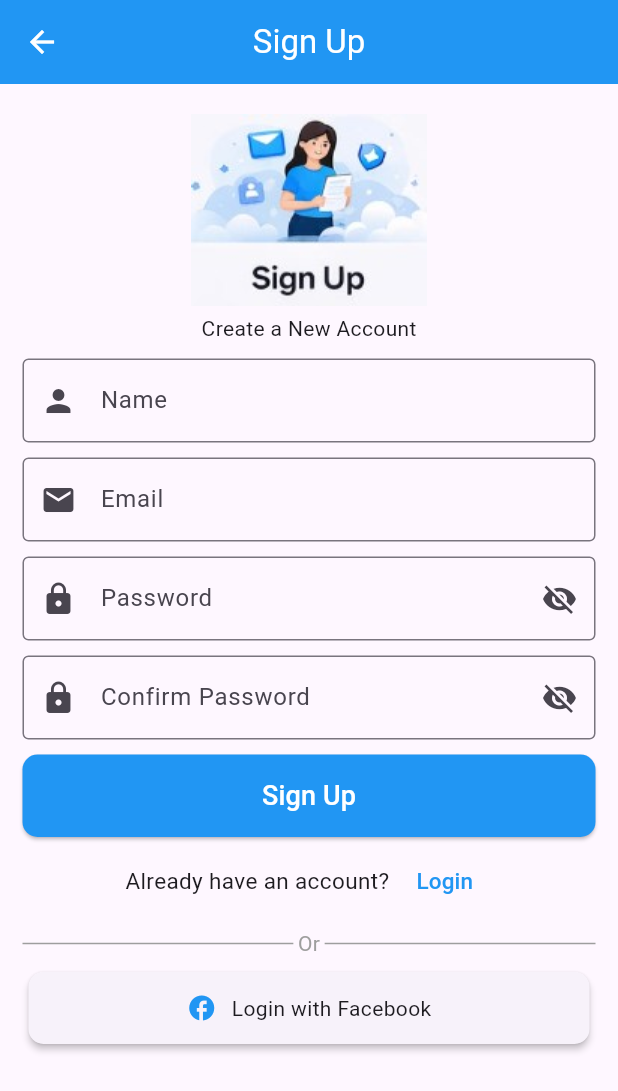
After one commit to padma270499-hub/Chat_App_Clone, a Flutter app: the SignupPage screen opened directly, on a phone screen of 412 x 824 dp. The commit adds this screen. Shown: the top 1091 px of the screen. Run offline on Flutter 3.47's test engine with Material 3 defaults, Android fonts, the phone set to English and light mode, and no system bars; our stand-ins replace google_fonts; network calls fail.

Commit message:
login and signup page

```diff
--- a/lib/main.dart
+++ b/lib/main.dart
@@ -5,6 +5,7 @@ import 'package:chat_app_1/screens/fb_login_page.dart';
 import 'package:chat_app_1/screens/grid_view.dart';
 import 'package:chat_app_1/screens/login_page.dart';
 import 'package:chat_app_1/screens/not_prac.dart';
+import 'package:chat_app_1/screens/signup_page.dart';
 import 'package:chat_app_1/screens/welcome_screen.dart';
 import 'package:flutter/material.dart';
 // import 'package:chat_app_1/screens/setting_screen.dart';
--- a/lib/screens/home_screen.dart
+++ b/lib/screens/home_screen.dart
@@ -8,7 +8,9 @@ class HomeScreen extends StatelessWidget {
   Widget build(BuildContext context) {
     return Scaffold(
       appBar: AppBar(
-        leading: Icon(Icons.arrow_back),
+        leading: IconButton(onPressed: (){
+          Navigator.pop(context);
+        }, icon: Icon(Icons.arrow_back)),
         title: Center(child: Text("DashBoard", style: TextStyle())),
 
         //centerTitle: true,
--- a/lib/screens/notification_screen.dart
+++ b/lib/screens/notification_screen.dart
@@ -1,3 +1,5 @@
+import 'package:chat_app_1/screens/home_screen.dart';
+import 'package:chat_app_1/screens/welcome_screen.dart';
 import 'package:flutter/material.dart';
 
 class NotificationScreen extends StatelessWidget {
@@ -7,7 +9,7 @@ class NotificationScreen extends StatelessWidget {
   Widget build(BuildContext context) {
     return Scaffold(
       appBar: AppBar(
-        leading: Icon(Icons.arrow_back),
+        leading:  Icon(Icons.arrow_back),
         title: Text("Store"),
         centerTitle: true,
         actions: [Icon(Icons.search)],
--- /dev/null
+++ b/lib/screens/signup_page.dart
@@ -0,0 +1,173 @@
+import 'package:flutter/material.dart';
+import 'package:flutter/services.dart';
+
+class SignupPage extends StatefulWidget {
+  const SignupPage({super.key});
+
+  @override
+  State<SignupPage> createState() => _SignupPageState();
+}
+
+class _SignupPageState extends State<SignupPage> {
+
+  bool ishidden = true;
+  bool ishidden2 = true;
+
+  @override
+  Widget build(BuildContext context) {
+    return Scaffold(
+      appBar: AppBar(
+        leading: Icon(Icons.arrow_back, color: Colors.white),
+        backgroundColor: Colors.blue,
+        title: Text("Sign Up", style: TextStyle(color: Colors.white)),
+        centerTitle: true,
+      ),
+      body: SingleChildScrollView(
+        child: Padding(
+          padding: const EdgeInsets.all(15.0),
+          child: Column(
+            crossAxisAlignment: CrossAxisAlignment.center,
+            // mainAxisAlignment: MainAxisAlignment.center,
+            children: [
+              SizedBox(height: 5),
+              Center(child: Image.asset("assets/images/singup img.jpg")),
+              SizedBox(height: 5),
+              Text("Create a New Account"),
+              SizedBox(height: 10),
+              TextFormField(
+                decoration: InputDecoration(
+                  hintText: "Name",
+                  label: Text("Name"),
+                  prefixIcon: Icon(Icons.person),
+                  border: OutlineInputBorder(
+                    borderRadius: BorderRadius.circular(4),
+                  ),
+                ),
+              ),
+              SizedBox(height: 10),
+              TextFormField(
+                decoration: InputDecoration(
+                  hintText: "Enter Email",
+                  label: Text("Email"),
+                  prefixIcon: Icon(Icons.email),
+                  border: OutlineInputBorder(
+                    borderRadius: BorderRadius.circular(4),
+                  ),
+                ),
+              ),
+              SizedBox(height: 10),
+              TextFormField(obscureText: ishidden,
+                // inputFormatters: [FilteringTextInputFormatter.digitsOnly],
+                decoration: InputDecoration(
+                  suffixIcon: IconButton(onPressed: (){
+                    setState(() {
+                      ishidden =! ishidden;
+                    });
+                  }, icon: Icon(ishidden?Icons.visibility_off:Icons.visibility)),
+                  hintText: "Enter Password",
+                  label: Text("Password"),
+                  prefixIcon: Icon(Icons.lock),
+                  border: OutlineInputBorder(
+                    borderRadius: BorderRadius.circular(4),
+                  ),
+                ),
+              ),
+              SizedBox(height: 10),
+              TextFormField(obscureText: ishidden2,
+                decoration: InputDecoration(
+                  suffixIcon: IconButton(onPressed: (){
+                    setState(() {
+                      ishidden2 =! ishidden2;
+                    });
+                  }, icon: Icon(ishidden2?Icons.visibility_off:Icons.visibility)),
+                  hintText: "Reenter Password",
+                  label: Text("Confirm Password"),
+                  prefixIcon: Icon(Icons.lock),
+                  border: OutlineInputBorder(
+                    borderRadius: BorderRadius.circular(4),
+                  ),
+                ),
+              ),
+              SizedBox(height: 10),
+
+              SizedBox(
+                width: double.infinity,
+                height: 55,
+                child: ElevatedButton(
+                  onPressed: () {},
+                  style: ElevatedButton.styleFrom(
+                    backgroundColor: Colors.blue,
+                    shape: RoundedRectangleBorder(
+                      borderRadius: BorderRadius.circular(10),
+                    ),
+                  ),
+                  child: Text(
+                    "Sign Up",
+                    style: TextStyle(fontSize: 18, color: Colors.white),
+                  ),
+                ),
+              ),
+              SizedBox(height: 5,),
+
+
+              Row(
+                mainAxisAlignment: MainAxisAlignment.center,
+                children: [
+                  Text(
+                    "Already have an account?",
+                    style: TextStyle(fontSize: 15),
+                  ),
+                  SizedBox(width: 5),
+                  TextButton(
+                    onPressed: () {
+                      Navigator.pop(context);
+                    },
+                    child: Text(
+                      "Login",
+                      style: TextStyle(color: Colors.blue, fontSize: 15),
+                    ),
+                  ),
+                ],
+              ),
+              SizedBox(height: 5),
+              Row(
+                children: [
+                  Expanded(child: Divider(thickness: 1, color: Colors.grey)),
+                  Padding(
+                    padding: const EdgeInsets.all(3.0),
+                    child: Text("Or", style: TextStyle(color: Colors.grey)),
+                  ),
+                  Expanded(child: Divider(thickness: 1, color: Colors.grey)),
+                ],
+              ),
+              SizedBox(height: 2),
+              SizedBox(
+                width: double.infinity,
+                child: Card(
+                  elevation: 2,
+                  shape: RoundedRectangleBorder(
+                    borderRadius: BorderRadius.circular(10),
+                  ),
+                  child: Padding(
+                    padding: const EdgeInsets.symmetric(vertical: 14),
+                    child: Row(
+                      mainAxisAlignment: MainAxisAlignment.center,
+                      children: [
+                        Icon(Icons.facebook, color: Colors.blue, size: 20),
+                        SizedBox(width: 10),
+                        Text(
+                          "Login with Facebook",
+                          style: TextStyle(fontSize: 14),
+                        ),
+                      ],
+                    ),
+                  ),
+                ),
+              ),
+            ],
+          ),
+        ),
+      ),
+    );
+  }
+}
--- a/lib/screens/welcome_screen.dart
+++ b/lib/screens/welcome_screen.dart
@@ -17,8 +17,8 @@ class WelcomeScreen extends StatefulWidget {
 
 class _WelcomeScreenState extends State<WelcomeScreen> {
   List Screens = [
-    SplashScreen(),
-    FbLoginPage(),
+    // SplashScreen(),
+    // FbLoginPage(),
     HomeScreen(),
     ContactScreen(),
     NotificationScreen(),
```
Also changed, not shown: lib/screens/fb_login_page.dart (+55 -17 lines), lib/screens/login_page.dart (+12 -0 lines), assets/images/singup img.jpg (added).
